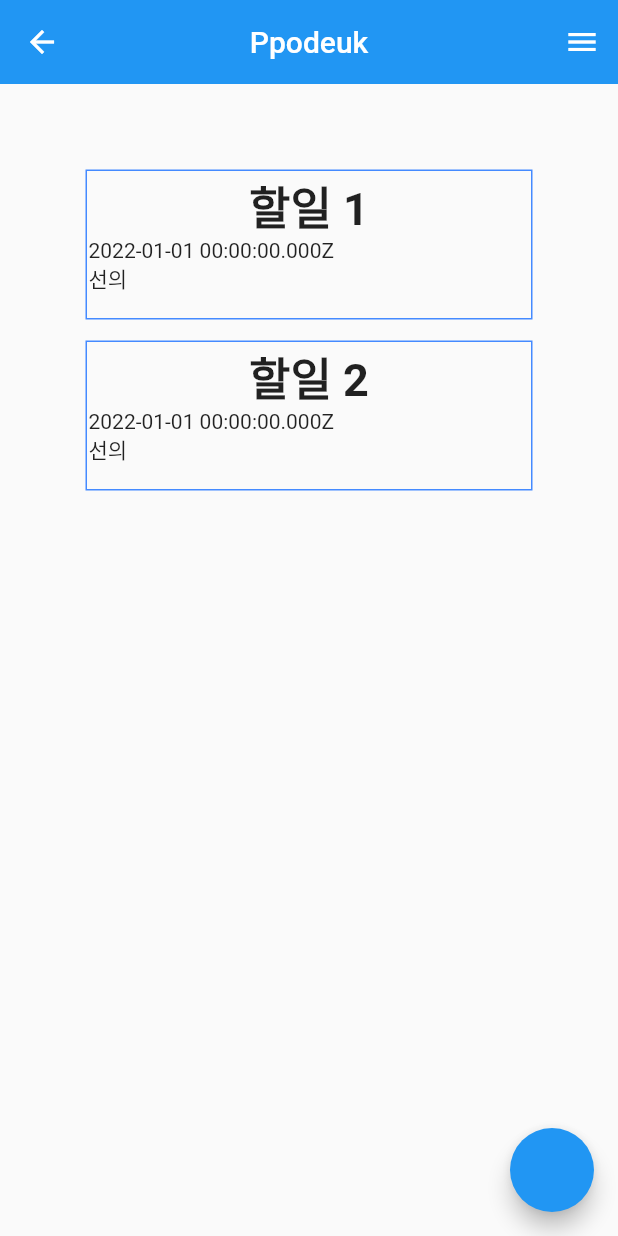
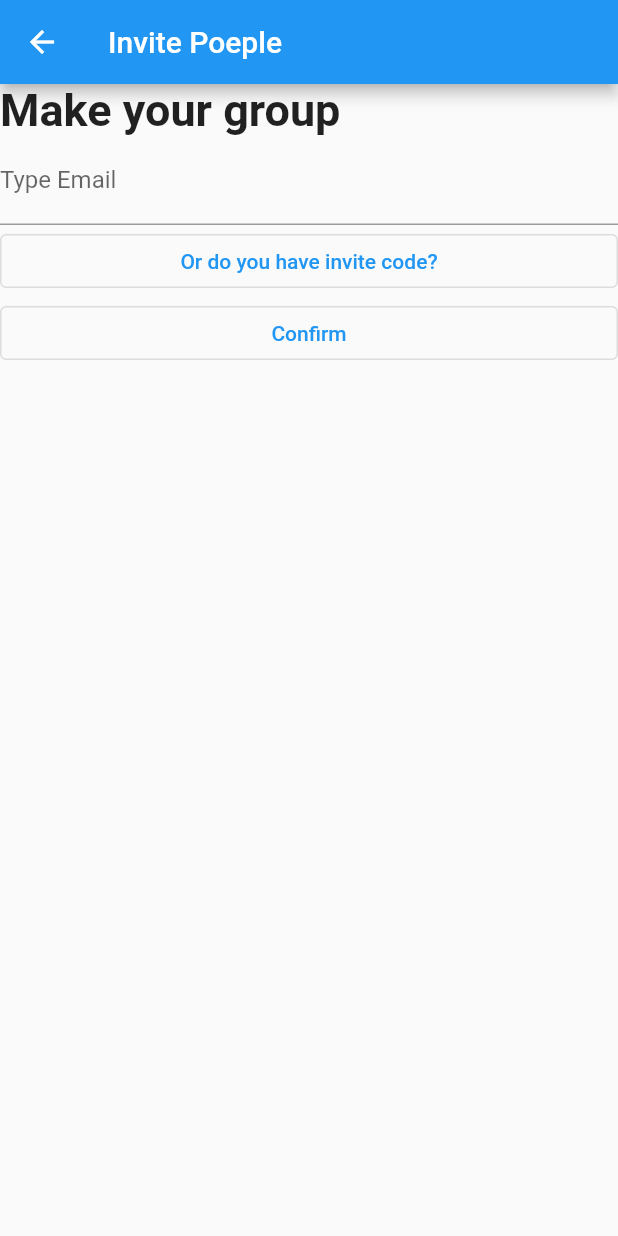
Before and after one commit to sunnyineverywhere/ppodeuk, a Flutter app: the screen it shows after launch, after a tap on "Login", on a phone screen of 412 x 824 dp. Run offline on Flutter 3.47's test engine with Material 2 defaults, Android fonts, the phone set to English and light mode, and no system bars; our stand-ins replace table_calendar; Roboto replaces fonts that are missing (Signatra).

Commit message:
그룹초대

```diff
--- a/lib/components/custom_form.dart
+++ b/lib/components/custom_form.dart
@@ -1,5 +1,6 @@
 import 'package:flutter/material.dart';
 import 'package:hciproject/components/custom_text_form_field.dart';
+import 'package:hciproject/group/GroupInvite.dart';
 import 'package:hciproject/size.dart';
 import '../Mainpage.dart';
 
@@ -23,7 +24,7 @@ class CustomForm extends StatelessWidget {
               // if (_formKey.currentState!.validate()) {
               Navigator.push(
                 context,
-                MaterialPageRoute(builder: (context) => Mainpage()),
+                MaterialPageRoute(builder: (context) => groupInvite()),
               );
               // }
             },
--- /dev/null
+++ b/lib/group/GroupInvite.dart
@@ -0,0 +1,57 @@
+import 'package:flutter/material.dart';
+import 'package:hciproject/group/GroupInviteByCode.dart';
+
+import '../Mainpage.dart';
+
+class groupInvite extends StatefulWidget {
+  groupInvite({Key? key}) : super(key: key);
+
+  @override
+  State<groupInvite> createState() => _groupInviteState();
+}
+
+class _groupInviteState extends State<groupInvite> {
+  @override
+  Widget build(BuildContext context) {
+    return Scaffold(
+        appBar: AppBar(
+          title: Text("Invite Poeple"),
+        ),
+        body: Center(
+          child: ListView(
+            children: <Widget>[
+              Text(
+                "Make your group",
+                textAlign: TextAlign.left,
+                style: TextStyle(
+                  fontWeight: FontWeight.bold,
+                  fontSize: 30,
+                  fontFamily: 'Signatra',
+                ),
+              ),
+              TextFormField(
+                decoration: InputDecoration(labelText: 'Type Email'),
+                textInputAction: TextInputAction.next,
+              ),
+              OutlinedButton(
+                  onPressed: () {
+                    Navigator.push(
+                      context,
+                      MaterialPageRoute(
+                          builder: (context) => groupInviteByCode()),
+                    );
+                  },
+                  child: Text("Or do you have invite code?")),
+              OutlinedButton(
+                  onPressed: () {
+                    Navigator.push(
+                      context,
+                      MaterialPageRoute(builder: (context) => Mainpage()),
+                    );
+                  },
+                  child: Text("Confirm"))
+            ],
+          ),
+        ));
+  }
+}
```
Also changed, not shown: lib/group/GroupInviteByCode.dart (added, +47 -0 lines).
